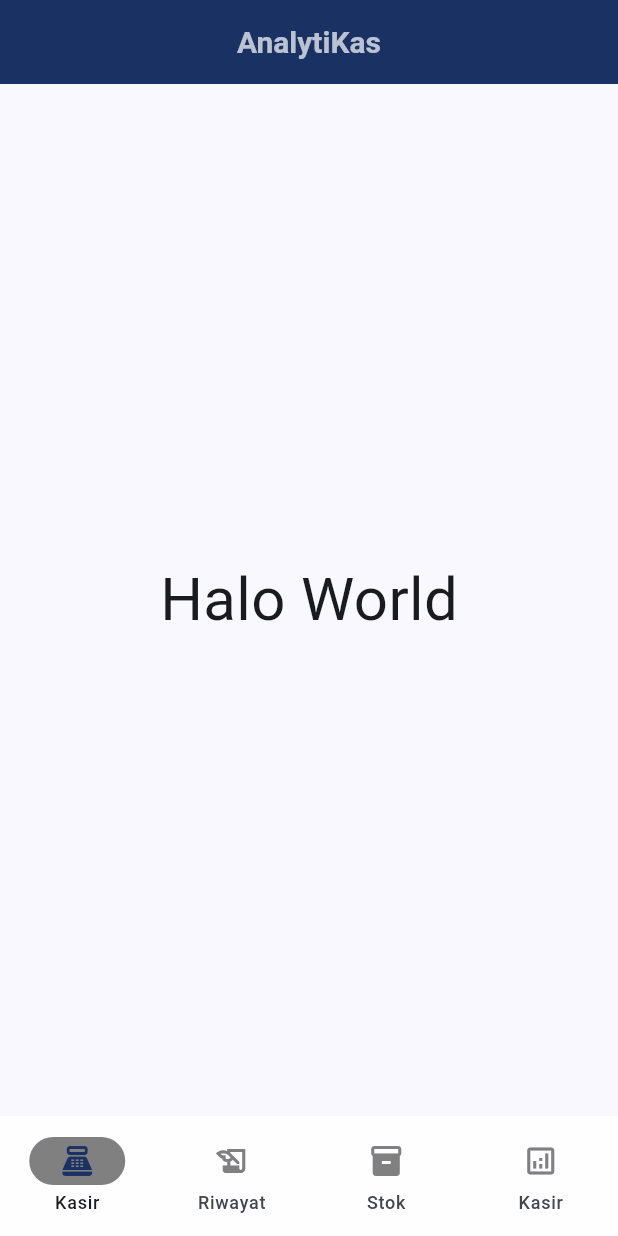
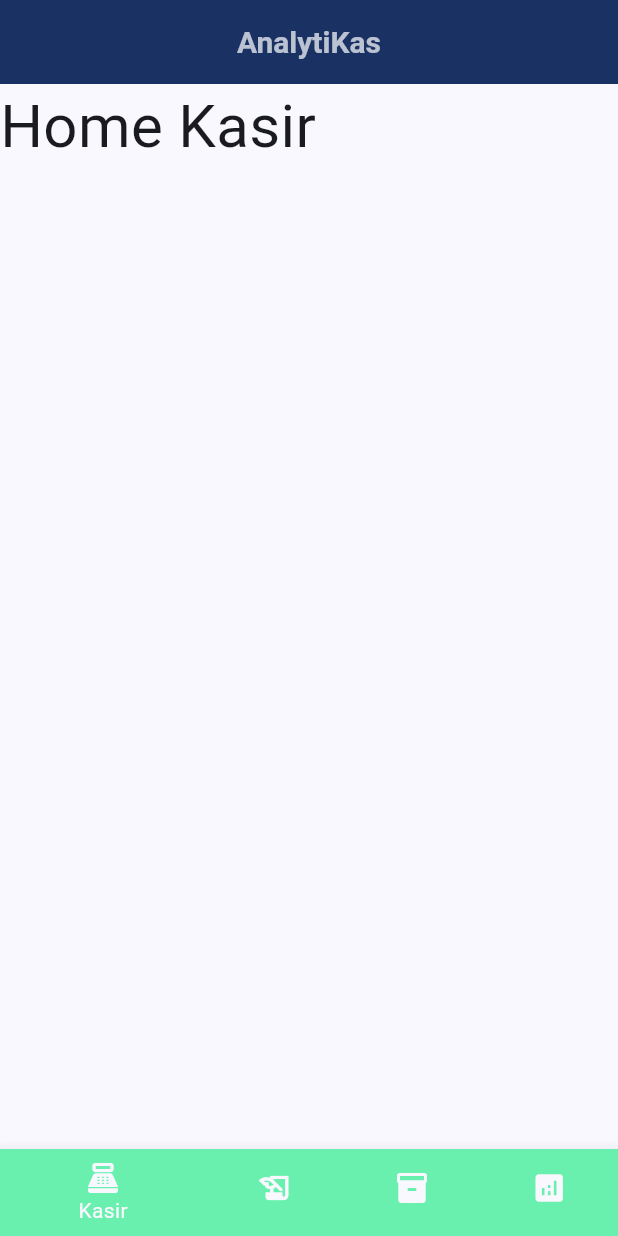
Before and after one commit to TitoPutraaa/AnalytiKas, a Flutter app: the screen it shows after launch, on a phone screen of 412 x 824 dp. Run offline on Flutter 3.47's test engine with Material 3 defaults, Android fonts, the phone set to English and light mode, and no system bars.

Commit message:
add main wraper for feature

```diff
--- /dev/null
+++ b/anaytikas_frontend/lib/features/analisis/presentation/pages/homeAnalisis.dart
@@ -0,0 +1,10 @@
+import 'package:flutter/material.dart';
+
+class Homeanalisis extends StatelessWidget {
+  const Homeanalisis({super.key});
+
+  @override
+  Widget build(BuildContext context) {
+    return Text("Home Analisis", style: TextStyle(fontSize: 40));
+  }
+}
--- /dev/null
+++ b/anaytikas_frontend/lib/features/kasir/presentation/pages/homeKasir.dart
@@ -0,0 +1,10 @@
+import 'package:flutter/material.dart';
+
+class Homekasir extends StatelessWidget {
+  const Homekasir({super.key});
+
+  @override
+  Widget build(BuildContext context) {
+    return Text("Home Kasir", style: TextStyle(fontSize: 40));
+  }
+}
--- /dev/null
+++ b/anaytikas_frontend/lib/features/riwayat/presentation/pages/homeRiwayat.dart
@@ -0,0 +1,10 @@
+import 'package:flutter/material.dart';
+
+class Homeriwayat extends StatelessWidget {
+  const Homeriwayat({super.key});
+
+  @override
+  Widget build(BuildContext context) {
+    return Text("Home Riwayat", style: TextStyle(fontSize: 40));
+  }
+}
--- /dev/null
+++ b/anaytikas_frontend/lib/features/stok/presentation/pages/homeStok.dart
@@ -0,0 +1,10 @@
+import 'package:flutter/material.dart';
+
+class Homestok extends StatelessWidget {
+  const Homestok({super.key});
+
+  @override
+  Widget build(BuildContext context) {
+    return Text("Home Stok", style: TextStyle(fontSize: 40));
+  }
+}
--- a/anaytikas_frontend/lib/main.dart
+++ b/anaytikas_frontend/lib/main.dart
@@ -1,7 +1,6 @@
 import 'package:anaytikas_frontend/core/config/theme/app_color.dart';
 import 'package:anaytikas_frontend/core/config/theme/app_theme.dart';
-import 'package:anaytikas_frontend/presentation/pages/stok/homeStok.dart';
-import 'package:anaytikas_frontend/presentation/widgets/navbar.dart';
+import 'package:anaytikas_frontend/shared/widgets/main_sheel.dart';
 import 'package:flutter/material.dart';
 
 void main() {
@@ -26,7 +25,7 @@ class MyApp extends StatelessWidget {
         textTheme: AppTheme.textTheme,
       ),
 
-      home: Homestok(),
+      home: MainSheel(),
 
       debugShowCheckedModeBanner: false,
     );
--- a/anaytikas_frontend/lib/presentation/pages/stok/homeStok.dart
+++ /dev/null
@@ -1,14 +0,0 @@
-import 'package:anaytikas_frontend/presentation/widgets/navbar.dart';
-import 'package:anaytikas_frontend/presentation/widgets/topBar.dart';
-import 'package:flutter/material.dart';
-
-class Homestok extends StatelessWidget {
-  @override
-  Widget build(BuildContext context) {
-    return Scaffold(
-      appBar: Topbar.topBar,
-      body: Center(child: Text("Halo World", style: TextStyle(fontSize: 40))),
-      bottomNavigationBar: Navbar(),
-    );
-  }
-}
--- a/anaytikas_frontend/lib/presentation/widgets/navbar.dart
+++ /dev/null
@@ -1,62 +0,0 @@
-import 'package:anaytikas_frontend/core/config/theme/app_color.dart';
-import 'package:anaytikas_frontend/presentation/pages/stok/homeStok.dart';
-import 'package:flutter/material.dart';
-import 'package:flutter/widget_previews.dart';
-
-class Navbar extends StatefulWidget {
-  @Preview(name: "Navbar", brightness: Brightness.light)
-  const Navbar({super.key});
-
-  @override
-  State<Navbar> createState() => _NavbarState();
-}
-
-class _NavbarState extends State<Navbar> {
-  int curentPage = 0;
-
-  @override
-  Widget build(BuildContext context) {
-    return NavigationBar(
-      onDestinationSelected: (index) {
-        setState(() {
-          curentPage = index;
-          if (index == 0) {
-            Homestok();
-          }
-        });
-      },
-      indicatorColor: AppColor.gray,
-      backgroundColor: Colors.white70,
-      selectedIndex: curentPage,
-      destinations: <Widget>[
-        NavigationDestination(
-          icon: Icon(Icons.point_of_sale_outlined, color: AppColor.gray),
-          selectedIcon: Icon(Icons.point_of_sale, color: AppColor.primary),
-          label: 'Kasir',
-        ),
-        NavigationDestination(
-          icon: Icon(Icons.history_edu, color: AppColor.gray),
-          selectedIcon: Icon(
-            Icons.history_edu_outlined,
-            color: AppColor.primary,
-          ),
-          label: 'Riwayat',
-        ),
-        NavigationDestination(
-          icon: Icon(Icons.inventory, color: AppColor.gray),
-          selectedIcon: Icon(
-            Icons.inventory_2_outlined,
-            color: AppColor.primary,
-          ),
-          label: 'Stok',
-        ),
-        NavigationDestination(
-          icon: Icon(Icons.analytics_outlined, color: AppColor.gray),
-          selectedIcon: Icon(Icons.analytics_rounded, color: AppColor.primary),
-          label: 'Kasir',
-        ),
-      ],
-      // body: <Widget>[Homestok(), Text("data")],
-    );
-  }
-}
--- a/anaytikas_frontend/lib/presentation/widgets/topBar.dart
+++ /dev/null
@@ -1,16 +0,0 @@
-import 'package:anaytikas_frontend/core/config/theme/app_color.dart';
-import 'package:flutter/material.dart';
-
-class Topbar {
-  static final topBar = AppBar(
-    title: Text("AnalytiKas"),
-    titleTextStyle: TextStyle(
-      color: Colors.white70,
-      fontSize: 20,
-      fontWeight: FontWeight.w600,
-    ),
-    centerTitle: true,
-
-    backgroundColor: AppColor.primary,
-  );
-}
--- /dev/null
+++ b/anaytikas_frontend/lib/shared/widgets/main_sheel.dart
@@ -0,0 +1,64 @@
+import 'package:anaytikas_frontend/core/config/theme/app_color.dart';
+import 'package:anaytikas_frontend/features/analisis/presentation/pages/homeAnalisis.dart';
+import 'package:anaytikas_frontend/features/kasir/presentation/pages/homeKasir.dart';
+import 'package:anaytikas_frontend/features/riwayat/presentation/pages/homeRiwayat.dart';
+import 'package:anaytikas_frontend/features/stok/presentation/pages/homeStok.dart';
+import 'package:flutter/material.dart';
+import 'package:flutter/widget_previews.dart';
+
+class MainSheel extends StatefulWidget {
+  @Preview(name: "mainsheel")
+  const MainSheel({super.key});
+
+  @override
+  State<MainSheel> createState() => _MainSheelState();
+}
+
+class _MainSheelState extends State<MainSheel> {
+  int _currentPageIndex = 0;
+
+  final List<Widget> _screen = [
+    Homekasir(),
+    Homeriwayat(),
+    Homestok(),
+    Homeanalisis(),
+  ];
+
+  @override
+  Widget build(BuildContext context) {
+    return Scaffold(
+      appBar: AppBar(
+        title: Text("AnalytiKas"),
+        titleTextStyle: TextStyle(
+          color: Colors.white70,
+          fontSize: 20,
+          fontWeight: FontWeight.w600,
+        ),
+        centerTitle: true,
+
+        backgroundColor: AppColor.primary,
+      ),
+      body: IndexedStack(index: _currentPageIndex, children: _screen),
+      bottomNavigationBar: BottomNavigationBar(
+        currentIndex: _currentPageIndex,
+        onTap: (index) => setState(() => _currentPageIndex = index),
+        items: const [
+          BottomNavigationBarItem(
+            icon: Icon(Icons.point_of_sale),
+            label: "Kasir",
+            backgroundColor: Colors.greenAccent,
+          ),
+          BottomNavigationBarItem(
+            icon: Icon(Icons.history_edu),
+            label: "History",
+          ),
+          BottomNavigationBarItem(icon: Icon(Icons.inventory), label: "Stok"),
+          BottomNavigationBarItem(
+            icon: Icon(Icons.analytics),
+            label: "Analisis",
+          ),
+        ],
+      ),
+    );
+  }
+}
```
Also changed, not shown: anaytikas_frontend/lib/features/stok/presentation/pages/editStok.dart (added), anaytikas_frontend/lib/features/stok/presentation/pages/opsStok.dart (added), anaytikas_frontend/lib/features/stok/presentation/pages/tambahStok.dart (added).
